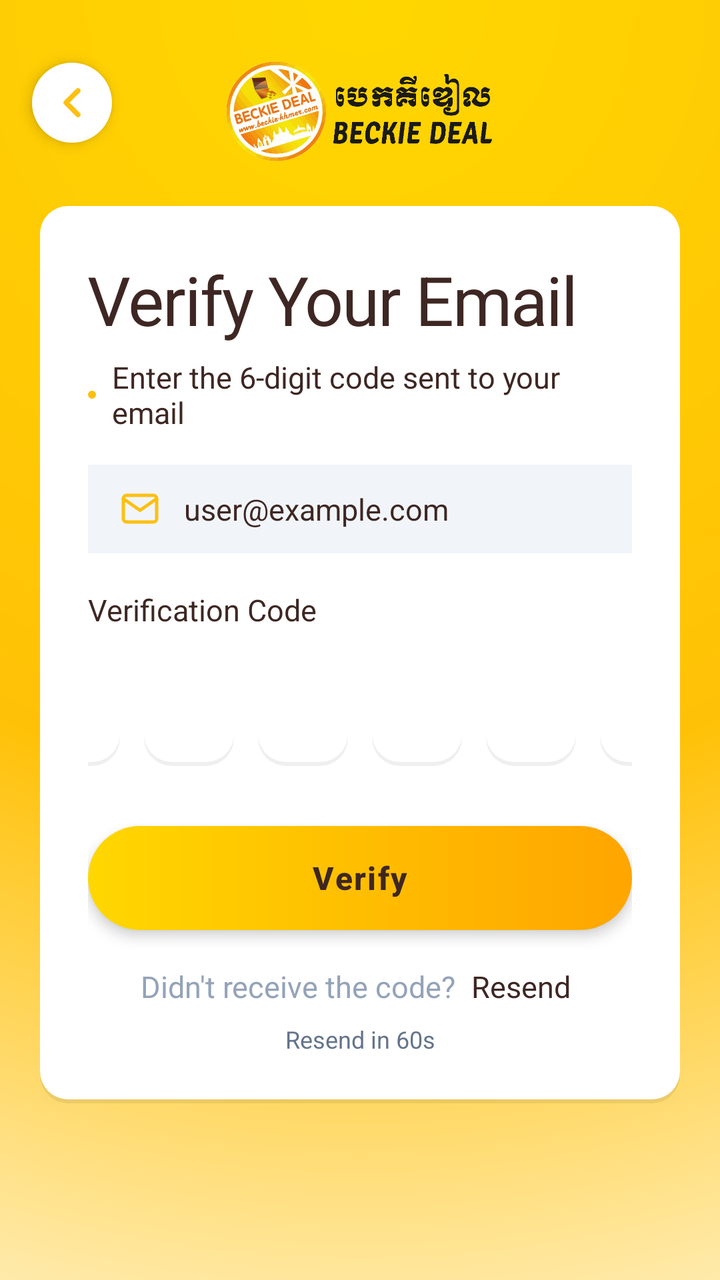
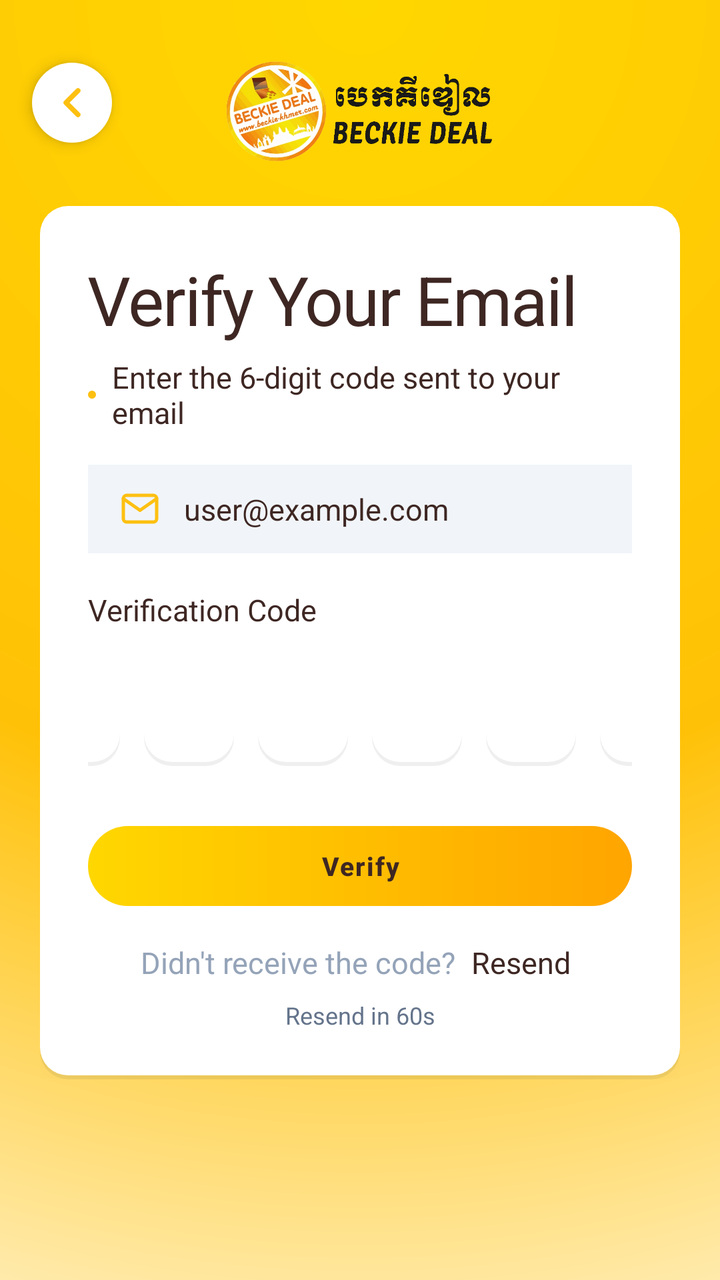

The first picture is an Android layout as it rendered before a commit; the second is the same layout after the commit. The layout source and the unified diff follow.
<!-- AndroidManifest.xml: application theme Theme.BeckieDealApp -->
<!-- res/layout/activity_verify_email_otp.xml -->
<?xml version="1.0" encoding="utf-8"?>
<androidx.constraintlayout.widget.ConstraintLayout xmlns:android="http://schemas.android.com/apk/res/android"
    xmlns:app="http://schemas.android.com/apk/res-auto"
    xmlns:tools="http://schemas.android.com/tools"
    android:layout_width="match_parent"
    android:layout_height="match_parent"
    android:background="@drawable/login_radial_gradient_bg"
    android:fitsSystemWindows="true"
    tools:context=".VerifyEmailOtpActivity">

    <androidx.core.widget.NestedScrollView
        android:layout_width="match_parent"
        android:layout_height="match_parent"
        android:fillViewport="true"
        android:overScrollMode="never">

        <LinearLayout
            android:layout_width="match_parent"
            android:layout_height="wrap_content"
            android:orientation="vertical">

            
            <FrameLayout
                android:id="@+id/verifyHeaderWave"
                android:layout_width="match_parent"
                android:layout_height="wrap_content"
                android:paddingTop="20dp"
                android:paddingBottom="20dp">

                
                <ImageView
                    android:id="@+id/backButton"
                    android:layout_width="40dp"
                    android:layout_height="40dp"
                    android:layout_gravity="start|center_vertical"
                    android:layout_marginStart="16dp"
                    android:background="@drawable/login_logo_circle_bg"
                    android:contentDescription="Back"
                    android:elevation="4dp"
                    android:padding="8dp"
                    android:src="@drawable/ic_arrow_left"
                    app:tint="@color/primary" />

                
                <LinearLayout
                    android:layout_width="wrap_content"
                    android:layout_height="wrap_content"
                    android:layout_gravity="center_horizontal"
                    android:layout_marginTop="8dp"
                    android:orientation="vertical">

                    <ImageView
                        android:layout_width="150dp"
                        android:layout_height="55dp"
                        android:layout_gravity="center_horizontal"
                        android:src="@drawable/logo_light"
                        android:scaleType="fitCenter"
                        android:contentDescription="Beckie Deal Logo" />

                </LinearLayout>

            </FrameLayout>

            
            <LinearLayout
                android:layout_width="match_parent"
                android:layout_height="wrap_content"
                android:paddingHorizontal="20dp"
                android:paddingBottom="16dp"
                android:orientation="vertical">

                <LinearLayout
                    android:layout_width="match_parent"
                    android:layout_height="wrap_content"
                    android:orientation="vertical"
                    android:elevation="8dp"
                    android:paddingHorizontal="24dp"
                    android:paddingTop="24dp"
                    android:paddingBottom="24dp"
                    android:background="@drawable/login_input_background_white">

                    
                    <TextView
                        android:layout_width="wrap_content"
                        android:layout_height="wrap_content"
                        android:text="Verify Your Email"
                        android:textAppearance="@style/TextAppearance.App.AuthTitle"
                        android:textColor="@color/dark_brown" />

                    
                    <LinearLayout
                        android:layout_width="wrap_content"
                        android:layout_height="wrap_content"
                        android:layout_marginTop="6dp"
                        android:gravity="center_vertical"
                        android:orientation="horizontal">

                        <View
                            android:layout_width="4dp"
                            android:layout_height="4dp"
                            android:background="@drawable/login_logo_circle_bg"
                            android:backgroundTint="@color/primary" />

                        <TextView
                            android:layout_width="wrap_content"
                            android:layout_height="wrap_content"
                            android:layout_marginStart="8dp"
                            android:text="Enter the 6-digit code sent to your email"
                            android:textAppearance="@style/TextAppearance.App.Body"
                            android:textColor="@color/dark_brown" />
                    </LinearLayout>

                    
                    <LinearLayout
                        android:layout_width="match_parent"
                        android:layout_height="wrap_content"
                        android:layout_marginTop="16dp"
                        android:paddingHorizontal="16dp"
                        android:paddingVertical="12dp"
                        android:background="@color/button_toggle_inactive"
                        android:orientation="horizontal"
                        android:gravity="center_vertical">

                        <ImageView
                            android:layout_width="20dp"
                            android:layout_height="20dp"
                            android:src="@drawable/ic_email"
                            android:contentDescription="Email"
                            app:tint="@color/primary" />

                        <TextView
                            android:id="@+id/emailDisplayText"
                            android:layout_width="0dp"
                            android:layout_height="wrap_content"
                            android:layout_weight="1"
                            android:layout_marginStart="12dp"
                            android:text="user@example.com"
                            android:textAppearance="@style/TextAppearance.App.CardPrice"
                            android:textColor="@color/dark_brown" />

                    </LinearLayout>

                    
                    <TextView
                        android:layout_width="wrap_content"
                        android:layout_height="wrap_content"
                        android:layout_marginTop="18dp"
                        android:text="Verification Code"
                        android:textAppearance="@style/TextAppearance.App.CardPrice"
                        android:textColor="@color/dark_brown" />

                    
                    <LinearLayout
                        android:layout_width="match_parent"
                        android:layout_height="wrap_content"
                        android:layout_marginTop="12dp"
                        android:orientation="horizontal"
                        android:gravity="center_horizontal"
                        android:spacing="8dp">

                        
                        <EditText
                            android:id="@+id/otpDigit1"
                            android:layout_width="45dp"
                            android:layout_height="50dp"
                            android:layout_margin="6dp"
                            android:background="@drawable/login_input_background_white"
                            android:text=""
                            android:textSize="20sp"
                            android:textStyle="bold"
                            android:textColor="@color/dark_brown"
                            android:textColorHint="@color/text_muted"
                            android:gravity="center"
                            android:inputType="number"
                            android:maxLength="1" />

                        
                        <EditText
                            android:id="@+id/otpDigit2"
                            android:layout_width="45dp"
                            android:layout_height="50dp"
                            android:layout_margin="6dp"
                            android:background="@drawable/login_input_background_white"
                            android:text=""
                            android:textSize="20sp"
                            android:textStyle="bold"
                            android:textColor="@color/dark_brown"
                            android:textColorHint="@color/text_muted"
                            android:gravity="center"
                            android:inputType="number"
                            android:maxLength="1" />

                        
                        <EditText
                            android:id="@+id/otpDigit3"
                            android:layout_width="45dp"
                            android:layout_height="50dp"
                            android:layout_margin="6dp"
                            android:background="@drawable/login_input_background_white"
                            android:text=""
                            android:textSize="20sp"
                            android:textStyle="bold"
                            android:textColor="@color/dark_brown"
                            android:textColorHint="@color/text_muted"
                            android:gravity="center"
                            android:inputType="number"
                            android:maxLength="1" />

                        
                        <EditText
                            android:id="@+id/otpDigit4"
                            android:layout_width="45dp"
                            android:layout_height="50dp"
                            android:layout_margin="6dp"
                            android:background="@drawable/login_input_background_white"
                            android:text=""
                            android:textSize="20sp"
                            android:textStyle="bold"
                            android:textColor="@color/dark_brown"
                            android:textColorHint="@color/text_muted"
                            android:gravity="center"
                            android:inputType="number"
                            android:maxLength="1" />

                        
                        <EditText
                            android:id="@+id/otpDigit5"
                            android:layout_width="45dp"
                            android:layout_height="50dp"
                            android:layout_margin="6dp"
                            android:background="@drawable/login_input_background_white"
                            android:text=""
                            android:textSize="20sp"
                            android:textStyle="bold"
                            android:textColor="@color/dark_brown"
                            android:textColorHint="@color/text_muted"
                            android:gravity="center"
                            android:inputType="number"
                            android:maxLength="1" />

                        
                        <EditText
                            android:id="@+id/otpDigit6"
                            android:layout_width="45dp"
                            android:layout_height="50dp"
                            android:layout_margin="6dp"
                            android:background="@drawable/login_input_background_white"
                            android:text=""
                            android:textSize="20sp"
                            android:textStyle="bold"
                            android:textColor="@color/dark_brown"
                            android:textColorHint="@color/text_muted"
                            android:gravity="center"
                            android:inputType="number"
                            android:maxLength="1" />

                    </LinearLayout>

                    
                    <TextView
                        android:id="@+id/errorMessage"
                        android:layout_width="wrap_content"
                        android:layout_height="wrap_content"
                        android:layout_marginTop="12dp"
                        android:text=""
                        android:textColor="@color/error_red"
                        android:textSize="12sp"
                        android:visibility="gone" />

                    
                    <androidx.appcompat.widget.AppCompatButton
                        android:id="@+id/verifyButton"
                        android:layout_width="match_parent"
                        android:layout_height="52dp"
                        android:layout_marginTop="24dp"
                        android:background="@drawable/login_button_rounded_bg"
                        app:backgroundTint="@null"
                        android:text="Verify"
                        android:textAllCaps="false"
                        android:textColor="@color/dark_brown"
                        android:textSize="16sp"
                        android:textStyle="bold"
                        android:letterSpacing="0.05"
                        android:elevation="4dp"
                        android:stateListAnimator="@null" />

                    
                    <LinearLayout
                        android:layout_width="match_parent"
                        android:layout_height="wrap_content"
                        android:layout_marginTop="18dp"
                        android:gravity="center"
                        android:orientation="horizontal">

                        <TextView
                            android:layout_width="wrap_content"
                            android:layout_height="wrap_content"
                            android:text="Didn't receive the code? "
                            android:textAppearance="@style/TextAppearance.App.Body"
                            android:textColor="@color/text_muted" />

                        <TextView
                            android:id="@+id/resendOtpLink"
                            android:layout_width="wrap_content"
                            android:layout_height="wrap_content"
                            android:text="Resend"
                            android:textAppearance="@style/TextAppearance.App.CardPrice"
                            android:textColor="@color/dark_brown"
                            android:paddingHorizontal="4dp" />

                    </LinearLayout>

                    
                    <TextView
                        android:id="@+id/resendTimer"
                        android:layout_width="match_parent"
                        android:layout_height="wrap_content"
                        android:layout_marginTop="8dp"
                        android:text="Resend in 60s"
                        android:textAlignment="center"
                        android:textAppearance="@style/TextAppearance.App.Body"
                        android:textColor="@color/text_secondary"
                        android:textSize="12sp" />

                </LinearLayout>

            </LinearLayout>

        </LinearLayout>
    </androidx.core.widget.NestedScrollView>

    
    <ProgressBar
        android:id="@+id/verifyProgressBar"
        android:layout_width="wrap_content"
        android:layout_height="wrap_content"
        android:visibility="gone"
        android:elevation="10dp"
        app:layout_constraintBottom_toBottomOf="parent"
        app:layout_constraintEnd_toEndOf="parent"
        app:layout_constraintStart_toStartOf="parent"
        app:layout_constraintTop_toTopOf="parent" />

</androidx.constraintlayout.widget.ConstraintLayout>
<!-- resources referenced by this layout -->
<resources>
  <color name="button_toggle_inactive">#F1F5F9</color>
  <color name="dark_brown">#3E2723</color>
  <color name="error_red">#EF4444</color>
  <color name="primary">#FDC011</color>
  <color name="text_muted">#94A3B8</color>
  <color name="text_secondary">#64748B</color>
  <!-- drawable login_logo_circle_bg (drawable) -->
  <?xml version="1.0" encoding="utf-8"?>
  <shape xmlns:android="http://schemas.android.com/apk/res/android"
      android:shape="oval">
      <solid android:color="@color/white_fixed" />
      <size
          android:width="100dp"
          android:height="100dp" />
  </shape>
  <style name="TextAppearance.App.AuthTitle" parent="TextAppearance.Material3.HeadlineLarge">
          <item name="android:fontFamily">@font/amulya_bold</item>
          <item name="android:textSize">34sp</item>
          <item name="android:letterSpacing">-0.02</item>
          <item name="android:textColor">@color/text_primary</item>
      </style>
  <style name="TextAppearance.App.CardPrice" parent="TextAppearance.Material3.BodyLarge">
          <item name="android:fontFamily">@font/synonym_semibold</item>
          <item name="android:textSize">15sp</item>
          <item name="android:letterSpacing">0</item>
          <item name="android:textColor">@color/text_primary</item>
      </style>
  <style name="Theme.BeckieDealApp" parent="Base.Theme.BeckieDealApp">
          <item name="buttonStyle">@style/Widget.App.Button</item>
          <item name="materialButtonStyle">@style/Widget.App.Button</item>
      </style>
  <color name="white_fixed">#FFFFFF</color>
  <color name="text_primary">#1E293B</color>
  <style name="Widget.App.Button" parent="Widget.Material3.Button">
          <item name="shapeAppearance">@style/ShapeAppearance.App.Button.Pill</item>
          <item name="android:textAppearance">@style/TextAppearance.App.Button</item>
      </style>
  <color name="on_primary">#FFFFFF</color>
  <color name="primary_container">#FDC011</color>
  <color name="on_primary_container">#582200</color>
  <color name="background">#F9F9F7</color>
  <color name="chip_selected_bg">#3E2723</color>
  <color name="surface">#FFFFFF</color>
  <color name="on_surface">#251913</color>
  <style name="TextAppearance.App.ScreenTitle" parent="TextAppearance.Material3.HeadlineMedium">
          <item name="android:fontFamily">@font/amulya_bold</item>
          <item name="android:textSize">28sp</item>
          <item name="android:letterSpacing">-0.02</item>
          <item name="android:textColor">#000000</item>
      </style>
  <style name="TextAppearance.App.PriceHero" parent="TextAppearance.Material3.TitleLarge">
          <item name="android:fontFamily">@font/amulya_bold</item>
          <item name="android:textSize">22sp</item>
          <item name="android:letterSpacing">-0.01</item>
          <item name="android:textColor">@color/text_primary</item>
      </style>
  <style name="TextAppearance.App.CardProductName" parent="TextAppearance.Material3.BodyLarge">
          <item name="android:fontFamily">@font/synonym_medium</item>
          <item name="android:textSize">15sp</item>
          <item name="android:letterSpacing">0</item>
          <item name="android:textColor">@color/text_primary</item>
      </style>
  <style name="TextAppearance.App.Button" parent="TextAppearance.Material3.LabelLarge">
          <item name="android:fontFamily">@font/synonym_semibold</item>
          <item name="android:textSize">15sp</item>
          <item name="android:letterSpacing">0.01</item>
          <item name="android:textAllCaps">false</item>
      </style>
  <style name="ShapeAppearance.App.Button.Pill" parent="">
          <item name="cornerFamily">rounded</item>
          <item name="cornerSize">50%</item>
      </style>
  <color name="nav_indicator_fill">#FFF1EB</color>
  <style name="ShapeAppearance.App.BottomNav.ActiveIndicator" parent="">
          <item name="cornerFamily">rounded</item>
          <item name="cornerSize">50%</item>
      </style>
  <!-- unchanged entries left out for length: 14 -->
</resources>

<!-- the commit's change to res/layout/activity_verify_email_otp.xml (unified diff, before → after) -->
@@ -271,17 +271,16 @@
                     <androidx.appcompat.widget.AppCompatButton
                         android:id="@+id/verifyButton"
                         android:layout_width="match_parent"
-                        android:layout_height="52dp"
+                        android:layout_height="40dp"
                         android:layout_marginTop="24dp"
                         android:background="@drawable/login_button_rounded_bg"
                         app:backgroundTint="@null"
                         android:text="Verify"
                         android:textAllCaps="false"
                         android:textColor="@color/dark_brown"
-                        android:textSize="16sp"
+                        android:textSize="13sp"
                         android:textStyle="bold"
                         android:letterSpacing="0.05"
-                        android:elevation="4dp"
                         android:stateListAnimator="@null" />
 
                     
